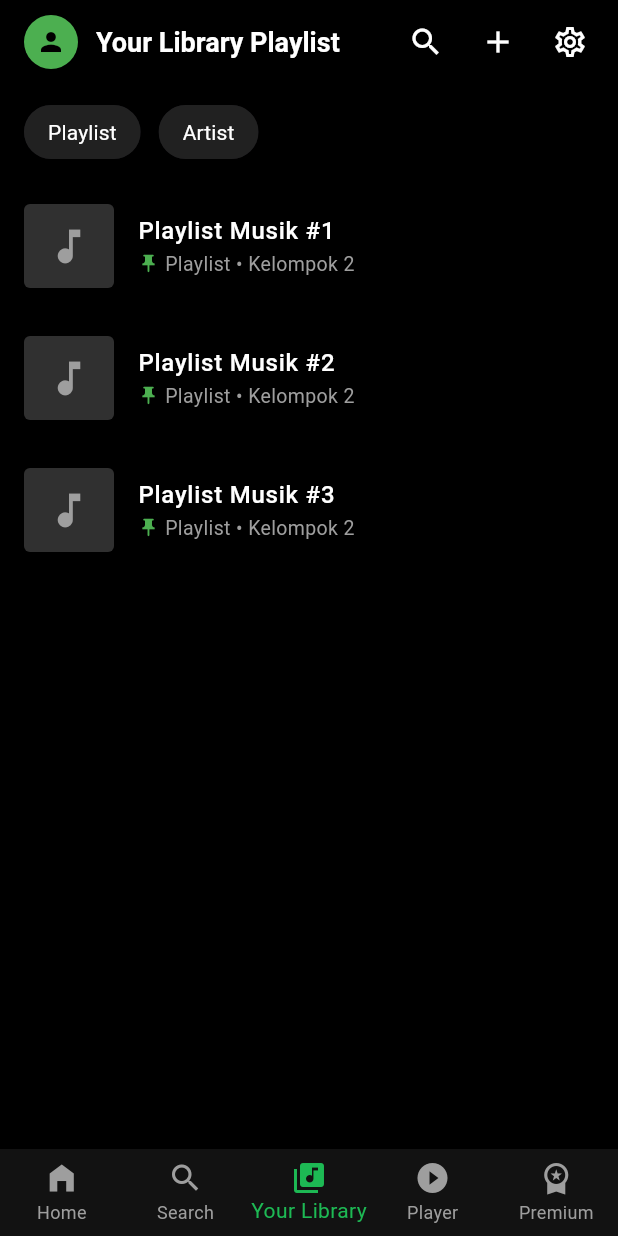
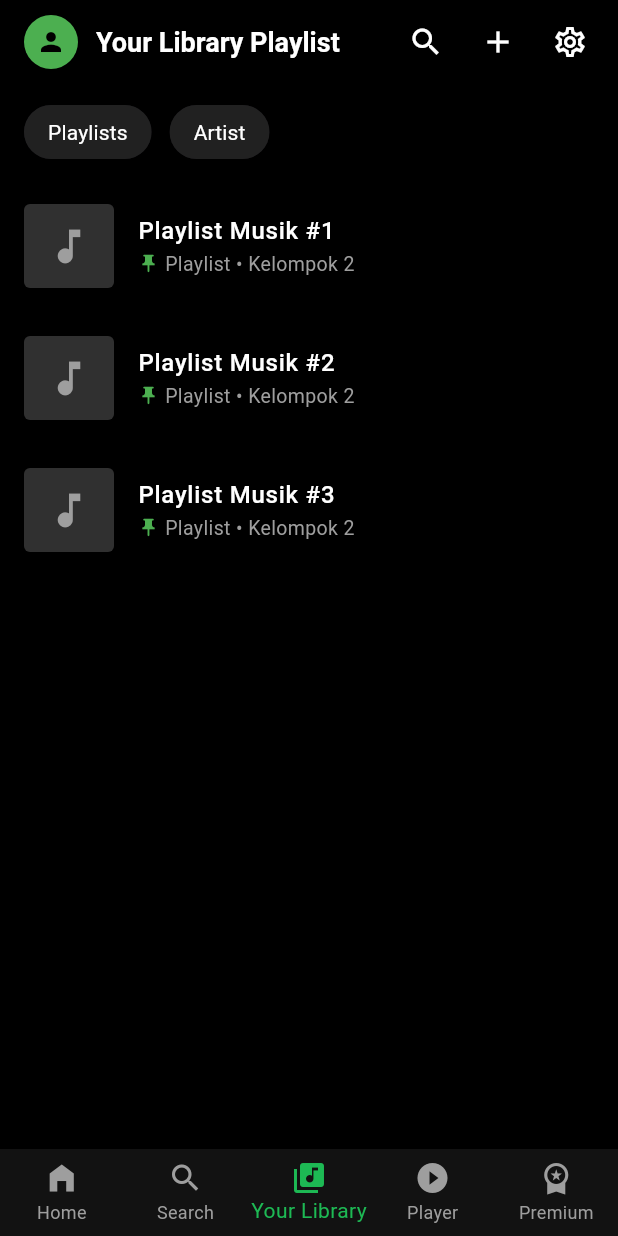
Before and after one commit to Josephineasn/Project-Mobile-Programming-UTS_Kelompok2, a Flutter app: the screen it shows after launch, item 3 of the bottom bar chosen, on a phone screen of 412 x 824 dp. Run offline on Flutter 3.47's test engine with Material 3 defaults, Android fonts, the phone set to English and light mode, and no system bars.

Commit message:
menambah s pada playlist

```diff
--- a/lib/screens/library_screen.dart
+++ b/lib/screens/library_screen.dart
@@ -56,7 +56,7 @@ class _YourLibraryScreenState extends State<YourLibraryScreen> {
         ],
       ),
 
-      // BODY (Tombol Filter + Daftar Playlist)
+      // BODY (Tombol Filter + Daftar Playlists)
       body: Column(
         crossAxisAlignment: CrossAxisAlignment.start,
         children: [
@@ -68,13 +68,13 @@ class _YourLibraryScreenState extends State<YourLibraryScreen> {
                 // Filter Playlists
                 ChoiceChip(
                   label: Text(
-                    'Playlist',
+                    'Playlists',
                     style: TextStyle(
-                      color: selectedFilter == 'Playlist' ? Colors.black : Colors.white,
-                      fontWeight: selectedFilter == 'Playlist' ? FontWeight.bold : FontWeight.normal,
+                      color: selectedFilter == 'Playlists' ? Colors.black : Colors.white,
+                      fontWeight: selectedFilter == 'Playlists' ? FontWeight.bold : FontWeight.normal,
                     ),
                   ),
-                  selected: selectedFilter == 'Playlist',
+                  selected: selectedFilter == 'Playlists',
                   selectedColor: Colors.green,
                   backgroundColor: Colors.grey[900],
                   side: BorderSide.none,
@@ -82,7 +82,7 @@ class _YourLibraryScreenState extends State<YourLibraryScreen> {
                   showCheckmark: false,
                   onSelected: (bool selected) {
                     setState(() {
-                      selectedFilter = selected ? 'Playlist' : '';
+                      selectedFilter = selected ? 'Playlists' : '';
                     });
                   },
                 ),
```
